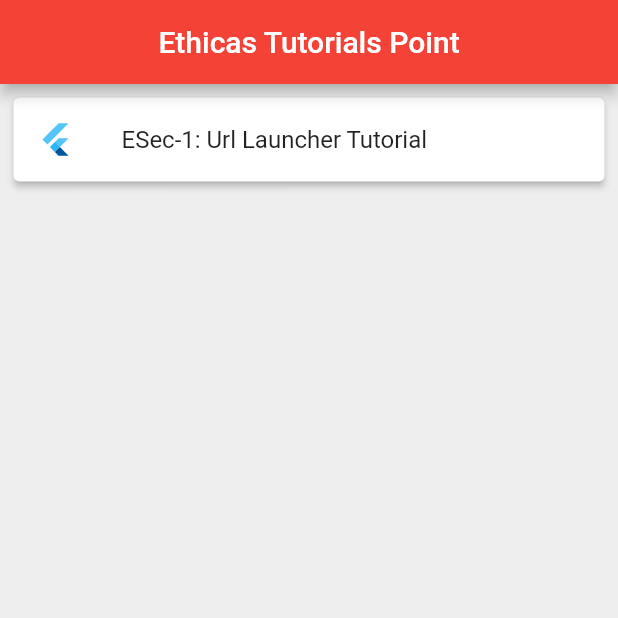
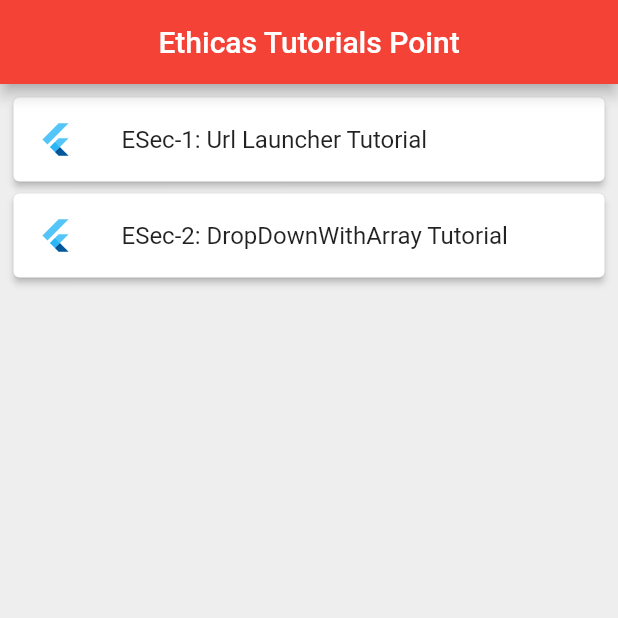
Before and after one commit to ethicasec/ESecTutorialsPoint, a Flutter app: the screen it shows after launch, on a phone screen of 412 x 824 dp, the top half of it. Run offline on Flutter 3.47's test engine with Material 2 defaults, Android fonts, the phone set to English and light mode, and no system bars.

Commit message:
DropDownArrary

```diff
--- a/lib/ESecModel/esectutorialslist.dart
+++ b/lib/ESecModel/esectutorialslist.dart
@@ -1,6 +1,6 @@
+import '../DropDownWithArrary/dropdownwitharray.dart';
 import 'package:flutter/material.dart';
 // import '../UrlLauncher/urllauncher.dart';
-// import 'DropDownWithArrary/dropdownwitharray.dart';
 import '../Welcome/esecwelcome.dart';
 
 class ESecTutorialsList {
@@ -14,8 +14,8 @@ class ESecTutorialRoutes extends StatelessWidget {
   List<ESecTutorialsList> esecTutList = [
     ESecTutorialsList(
         page: "EthicaUrlLauncher", pageTitle: "Url Launcher Tutorial"),
-    // ESecTutorialsList(
-    //     page: "DropDownWithArray", pageTitle: "DropDownWithArray Tutorial"),
+    ESecTutorialsList(
+        page: "DropDownWithArray", pageTitle: "DropDownWithArray Tutorial"),
     // ESecTutorialsList(page: "DropDownWith", pageTitle: "DropDownWithArray "),
   ];
 
@@ -26,8 +26,8 @@ class ESecTutorialRoutes extends StatelessWidget {
         switch (page) {
           // case "EthicaUrlLauncher":
           //   return EthicaUrlLauncher(title: title);
-          // case "DropDownWithArray":
-          //   return DropDownWithArray(title: title);
+          case "DropDownWithArray":
+            return DropDownWithArray(title: title);
           default:
             return ESecWelcome(title: "ESec Tutorial");
         }
```
